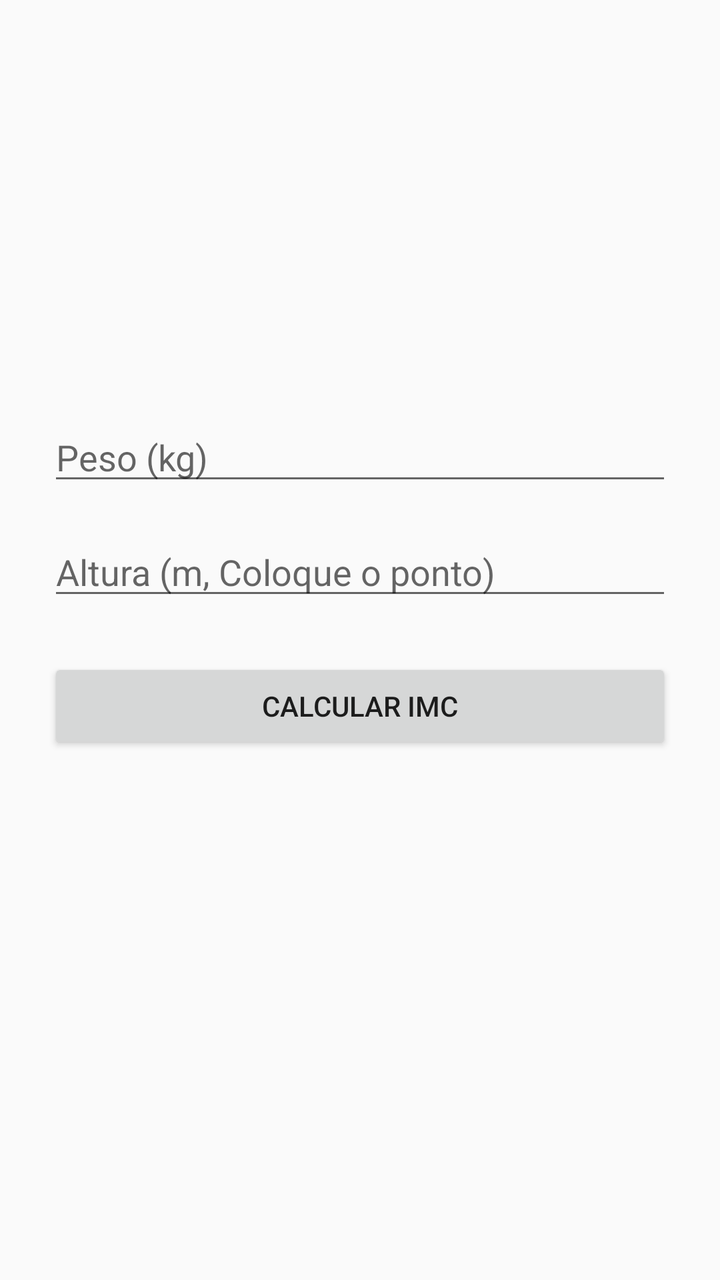
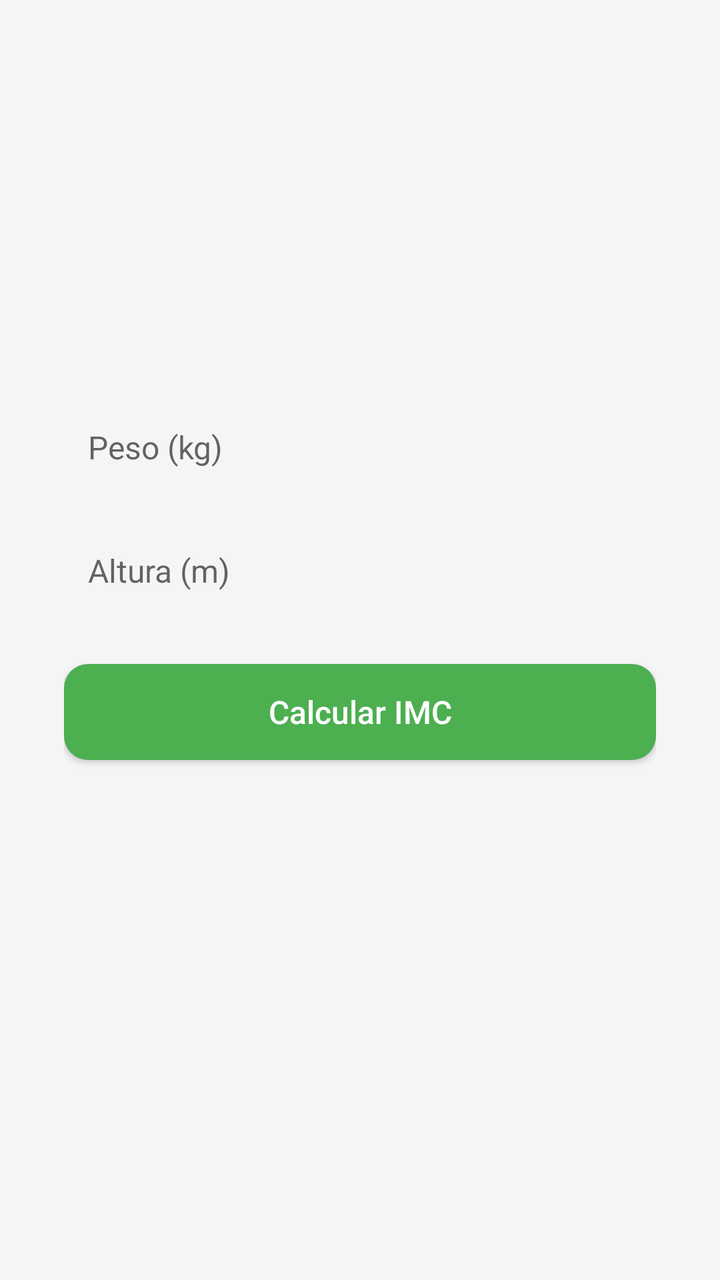

Before-and-after screenshots of an Android layout around one commit, followed by the original layout XML and the change that was made.
<!-- AndroidManifest.xml: application theme Theme.AppCompat.Light.NoActionBar -->
<!-- res/layout/activity_main.xml -->
<?xml version="1.0" encoding="utf-8"?>
<LinearLayout
    xmlns:android="http://schemas.android.com/apk/res/android"
    android:layout_width="match_parent"
    android:layout_height="match_parent"
    android:orientation="vertical"
    android:padding="24dp"
    android:gravity="center">

    <EditText
        android:id="@+id/etPeso"
        android:layout_width="match_parent"
        android:layout_height="wrap_content"
        android:hint="Peso (kg)"
        android:inputType="numberDecimal" />

    <EditText
        android:id="@+id/etAltura"
        android:layout_width="match_parent"
        android:layout_height="wrap_content"
        android:hint="Altura (m, Coloque o ponto)"
        android:inputType="numberDecimal"
        android:layout_marginTop="16dp"/>

    <Button
        android:id="@+id/btnCalcular"
        android:layout_width="match_parent"
        android:layout_height="wrap_content"
        android:text="Calcular IMC"
        android:layout_marginTop="24dp"/>

    <TextView
        android:id="@+id/tvResultado"
        android:layout_width="match_parent"
        android:layout_height="wrap_content"
        android:text=""
        android:textSize="18sp"
        android:layout_marginTop="32dp"/>
</LinearLayout>
<!-- resources referenced by this layout -->
<resources>

</resources>

<!-- the commit's change to res/layout/activity_main.xml (unified diff, before → after) -->
@@ -4,36 +4,54 @@
     android:layout_width="match_parent"
     android:layout_height="match_parent"
     android:orientation="vertical"
-    android:padding="24dp"
-    android:gravity="center">
+    android:padding="32dp"
+    android:gravity="center"
+    android:background="#F5F5F5">
 
     <EditText
         android:id="@+id/etPeso"
         android:layout_width="match_parent"
         android:layout_height="wrap_content"
         android:hint="Peso (kg)"
-        android:inputType="numberDecimal" />
+        android:inputType="numberDecimal"
+        android:background="@drawable/edittext_background"
+        android:padding="12dp"
+        android:textSize="16sp"
+        android:elevation="2dp" />
 
     <EditText
         android:id="@+id/etAltura"
         android:layout_width="match_parent"
         android:layout_height="wrap_content"
-        android:hint="Altura (m, Coloque o ponto)"
+        android:hint="Altura (m)"
         android:inputType="numberDecimal"
-        android:layout_marginTop="16dp"/>
+        android:background="@drawable/edittext_background"
+        android:padding="12dp"
+        android:textSize="16sp"
+        android:elevation="2dp"
+        android:layout_marginTop="16dp" />
 
     <Button
         android:id="@+id/btnCalcular"
         android:layout_width="match_parent"
         android:layout_height="wrap_content"
         android:text="Calcular IMC"
-        android:layout_marginTop="24dp"/>
+        android:textAllCaps="false"
+        android:backgroundTint="#4CAF50"
+        android:textColor="#FFFFFF"
+        android:layout_marginTop="24dp"
+        android:padding="12dp"
+        android:textSize="16sp"
+        android:background="@drawable/button_background"
+        android:elevation="4dp" />
 
     <TextView
         android:id="@+id/tvResultado"
         android:layout_width="match_parent"
         android:layout_height="wrap_content"
         android:text=""
-        android:textSize="18sp"
+        android:textSize="20sp"
+        android:textColor="#333333"
+        android:gravity="center"
         android:layout_marginTop="32dp"/>
 </LinearLayout>
<!-- resource entries referenced after the edit -->
@@ -1,5 +1,30 @@
 <!-- resources referenced by this layout -->
 <resources>
-
+  <!-- drawable button_background (drawable) -->
+  <?xml version="1.0" encoding="utf-8"?>
+      <selector xmlns:android="http://schemas.android.com/apk/res/android">
+          <item android:state_pressed="true">
+              <shape>
+                  <solid android:color="#45A049"/>
+                  <corners android:radius="12dp"/>
+              </shape>
+          </item>
+          <item>
+              <shape>
+                  <solid android:color="#4CAF50"/>
+                  <corners android:radius="12dp"/>
+              </shape>
+          </item>
+      </selector>
+  <!-- drawable edittext_background (drawable) -->
+  <?xml version="1.0" encoding="utf-8"?>
+  <selector xmlns:android="http://schemas.android.com/apk/res/android">
+      <shape xmlns:android="http://schemas.android.com/apk/res/android">
+          <solid android:color="#FFFFFF"/>
+          <corners android:radius="12dp"/>
+          <stroke android:width="1dp" android:color="#DDDDDD"/>
+      </shape>
+  
+  </selector>
 </resources>
 
